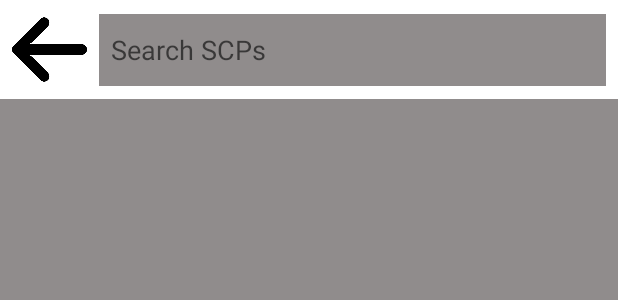
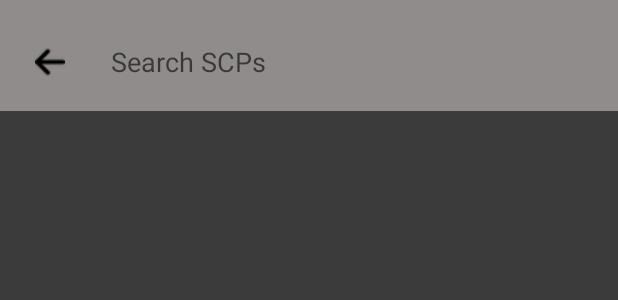
Before and after one commit to Extreme69/SCPapp, an Android app built with Jetpack Compose: the layout activity_scpactivity.xml on its own in the app's theme, with its tools: preview values and no code run, on a phone screen of 412 x 824 dp. Shown: the top 300 px of the screen. Run offline under Robolectric (Android 15) with nearby library versions, the phone set to English and light mode, and no system bars.

Commit message:
Changed some visuals for the scpactivity

```diff
--- a/app/src/main/res/drawable/search_bar_background.xml
+++ b/app/src/main/res/drawable/search_bar_background.xml
@@ -4,8 +4,8 @@
     <item android:state_focused="true" android:drawable="@color/light_gray" />
 
     <!-- State: Pressed -->
-    <item android:state_pressed="true" android:drawable="@color/gray" />
+    <item android:state_pressed="true" android:drawable="@color/white" />
 
     <!-- Default State -->
-    <item android:drawable="@color/white" />
+    <item android:drawable="@color/light_gray" />
 </selector>
--- a/app/src/main/res/layout/activity_scpactivity.xml
+++ b/app/src/main/res/layout/activity_scpactivity.xml
@@ -11,7 +11,7 @@
     <View
         android:layout_width="0dp"
         android:layout_height="0dp"
-        android:background="@color/light_gray"
+        android:background="@color/gray"
         app:layout_constraintTop_toTopOf="parent"
         app:layout_constraintBottom_toBottomOf="parent"
         app:layout_constraintStart_toStartOf="parent"
@@ -22,7 +22,7 @@
         android:id="@+id/topBarContainer"
         android:layout_width="0dp"
         android:layout_height="wrap_content"
-        android:background="@color/white"
+        android:background="@color/light_gray"
         android:padding="8dp"
         app:layout_constraintTop_toTopOf="parent"
         app:layout_constraintStart_toStartOf="parent"
@@ -34,12 +34,15 @@
             android:layout_width="50dp"
             android:layout_height="50dp"
             android:background="@android:color/transparent"
-            android:src="@drawable/ic_arrow_back"
-            android:scaleType="fitCenter"
+            android:src="@drawable/ic_arrow_back_small"
+            android:scaleType="center"
             app:layout_constraintStart_toStartOf="parent"
             app:layout_constraintTop_toTopOf="parent"
+            android:layout_marginTop="8dp"
             app:layout_constraintBottom_toBottomOf="parent"
             android:contentDescription="@string/back_button" />
+
+
 
         <!-- Search Bar with fixed height and autofill support -->
         <EditText
@@ -49,6 +52,7 @@
             android:hint="@string/search_hint"
             android:background="@drawable/search_bar_background"
             android:padding="8dp"
+            android:layout_marginTop="8dp"
             android:inputType="text"
             android:importantForAccessibility="yes"
             android:autoLink="web|email"
```
Also changed, not shown: app/src/main/res/drawable/ic_arrow_back_small.png (added).
